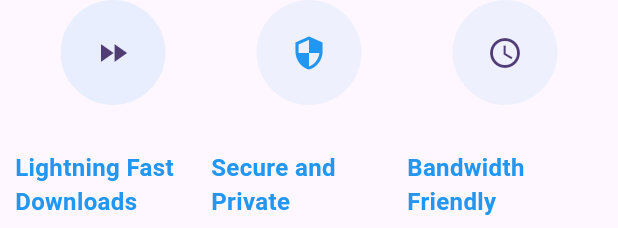
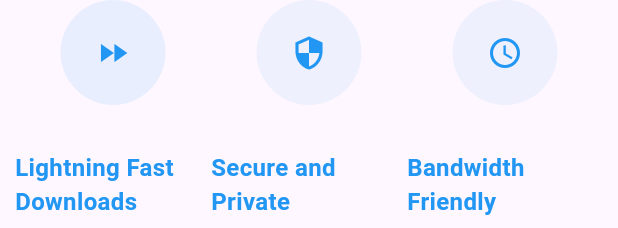
Before and after one commit to ThatLinuxGuyYouKnow/TurboShark-website-, a Flutter app: the FeatureSection widget shown alone on an empty page, opened directly, on a phone screen of 412 x 824 dp. Shown: the top 228 px of the screen. Run offline on Flutter 3.47's test engine with Material 3 defaults, Android fonts, the phone set to English and light mode, and no system bars; our stand-ins replace google_fonts; Roboto replaces fonts that are missing (Ubuntu).

Commit message:
chore: colour grading icons in feature section

```diff
--- a/lib/UI/screens/homepage.dart
+++ b/lib/UI/screens/homepage.dart
@@ -18,7 +18,7 @@ class Homepage extends StatelessWidget {
           Text(
             'Features',
             style: GoogleFonts.ubuntu(
-                fontSize: 40, fontWeight: FontWeight.bold, color: Colors.black),
+                fontSize: 40, fontWeight: FontWeight.bold, color: Colors.blue),
           ),
           SizedBox(
             height: 100,
@@ -30,7 +30,7 @@ class Homepage extends StatelessWidget {
           Text(
             'Prcing Plans',
             style: GoogleFonts.ubuntu(
-                fontSize: 40, fontWeight: FontWeight.bold, color: Colors.black),
+                fontSize: 40, fontWeight: FontWeight.bold, color: Colors.blue),
           )
         ]),
       ),
--- a/lib/UI/sections/featureSection.dart
+++ b/lib/UI/sections/featureSection.dart
@@ -18,7 +18,10 @@ class FeatureSection extends StatelessWidget {
                 CircleAvatar(
                   radius: 35,
                   backgroundColor: Colors.blue.shade200.withOpacity(.2),
-                  child: const Icon(Icons.fast_forward),
+                  child: const Icon(
+                    Icons.fast_forward,
+                    color: Colors.blue,
+                  ),
                 ),
                 SizedBox(
                   height: 30,
@@ -89,7 +92,10 @@ class FeatureSection extends StatelessWidget {
                 CircleAvatar(
                   radius: 35,
                   backgroundColor: Colors.blue.shade300.withOpacity(.1),
-                  child: Icon(Icons.schedule),
+                  child: Icon(
+                    Icons.schedule,
+                    color: Colors.blue,
+                  ),
                 ),
                 SizedBox(
                   height: 30,
```
